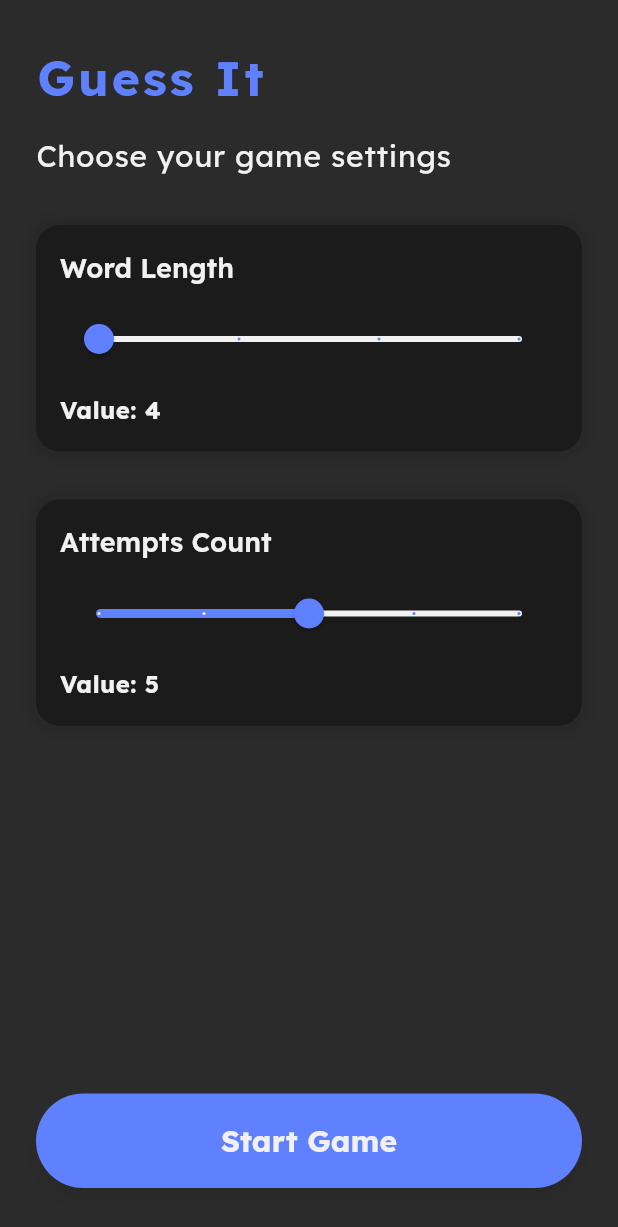
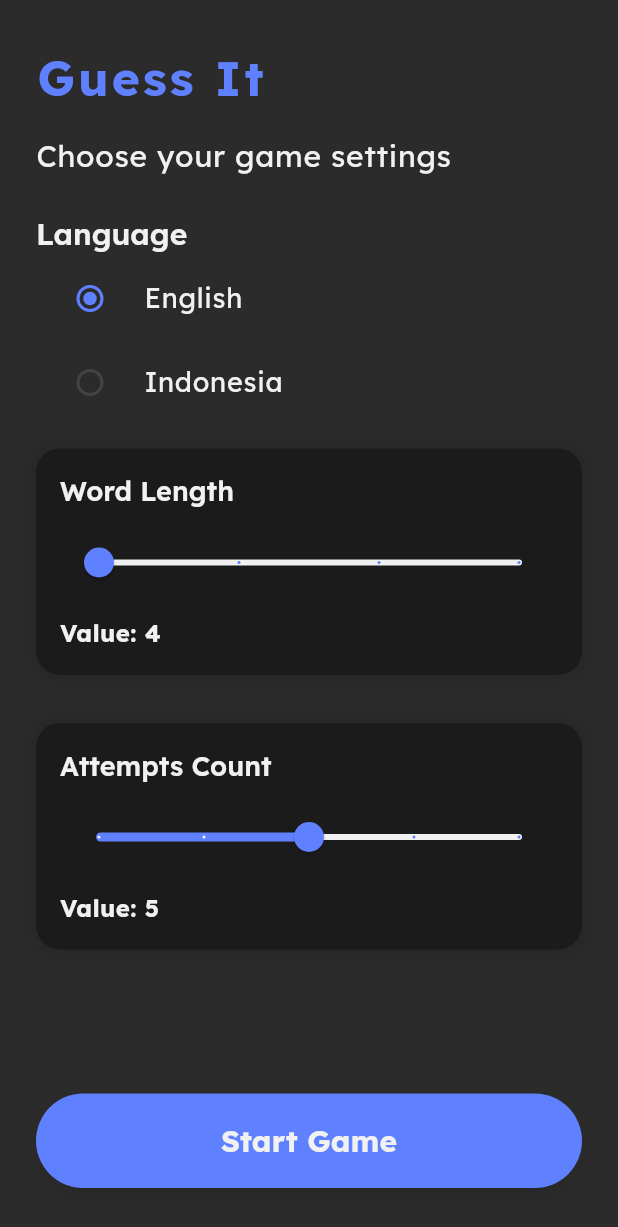
Before and after one commit to hadyaan/word_game-app, a Flutter app: the screen it shows after launch, on a phone screen of 412 x 824 dp. Shown: the top 1227 px of the screen. Run offline on Flutter 3.47's test engine with Material 3 defaults, Android fonts, the phone set to English and light mode, and no system bars; our stand-ins replace dio, flutter_bloc, get_it, go_router, pretty_dio_logger.

Commit message:
Add language selection feature to HomePage

```diff
--- a/lib/features/home/presentation/home_page.dart
+++ b/lib/features/home/presentation/home_page.dart
@@ -18,6 +18,7 @@ class HomePage extends StatefulWidget {
 class _HomePageState extends State<HomePage> {
   double wordLength = 4;
   double attemptsCount = 5;
+  String selectedLanguage = "en";
 
   @override
   Widget build(BuildContext context) {
@@ -42,7 +43,38 @@ class _HomePageState extends State<HomePage> {
                   context,
                 ).textTheme.bodyLarge?.copyWith(fontSize: 20),
               ),
-              SizedBox(height: 32),
+              SizedBox(height: 24),
+              // ✅ Language selector
+              Text("Language", style: Theme.of(context).textTheme.headlineSmall),
+              SizedBox(height: 2),
+
+              Column(
+                crossAxisAlignment: CrossAxisAlignment.start,
+                children: [
+                  RadioListTile<String>(
+                    title: const Text("English"),
+                    value: "en",
+                    groupValue: selectedLanguage,
+                    onChanged: (value) {
+                      setState(() {
+                        selectedLanguage = value!;
+                      });
+                    },
+                  ),
+                  RadioListTile<String>(
+                    title: const Text("Indonesia"),
+                    value: "id",
+                    groupValue: selectedLanguage,
+                    onChanged: (value) {
+                      setState(() {
+                        selectedLanguage = value!;
+                      });
+                    },
+                  ),
+                ],
+              ),
+
+              const SizedBox(height: 16),
               SliderSelectionWidget(
                 title: 'Word Length',
                 value: wordLength,
@@ -77,6 +109,7 @@ class _HomePageState extends State<HomePage> {
                       GamePage.route(
                         wordLength: wordLength.toInt(),
                         attemptsCount: attemptsCount.toInt(),
+                        language: selectedLanguage,
                       ),
                     );
                   },
```
